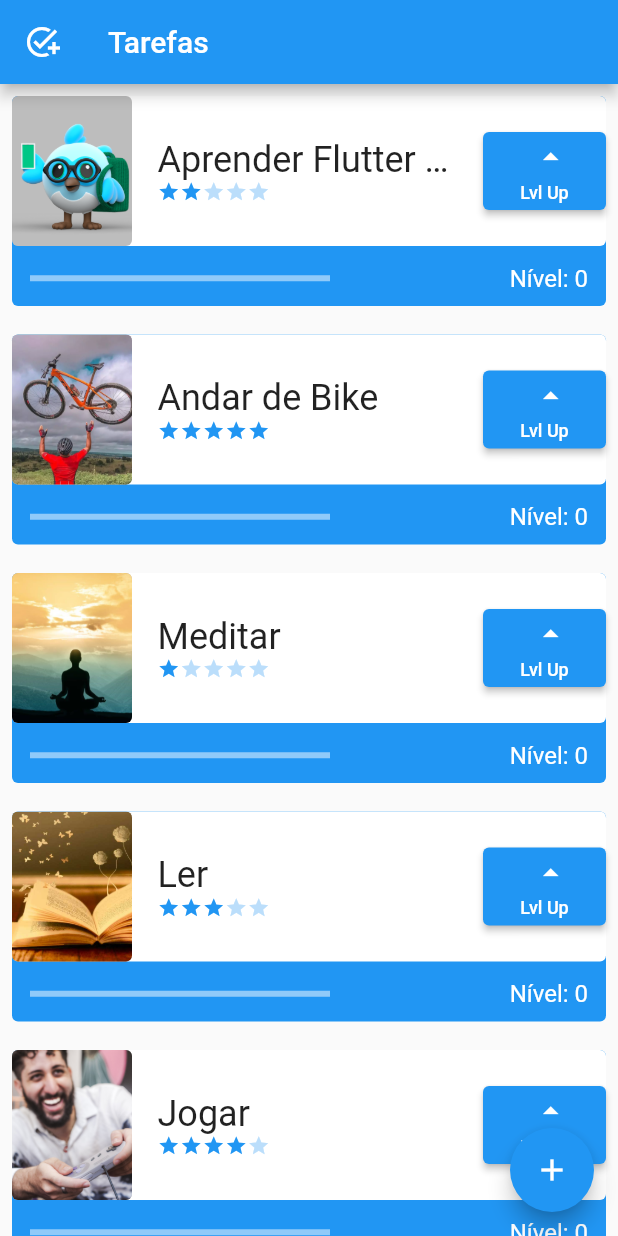
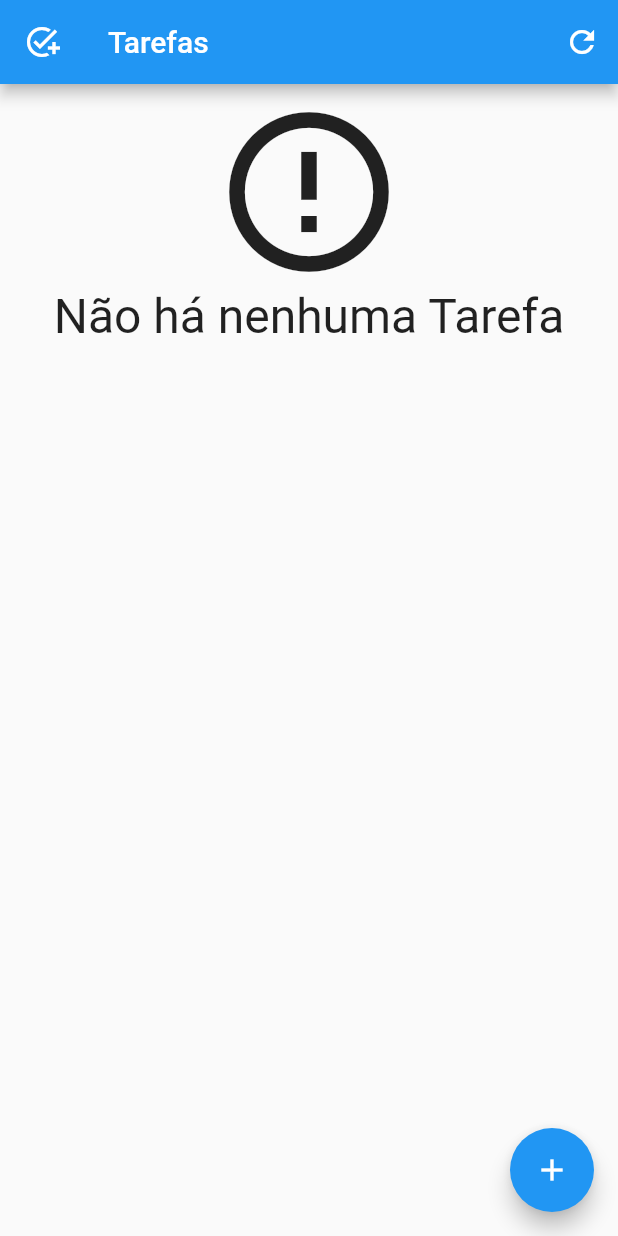
Before and after one commit to NicolasStorti/flutter-task, a Flutter app: the screen it shows after launch, on a phone screen of 412 x 824 dp. Run offline on Flutter 3.47's test engine with Material 2 defaults, Android fonts, the phone set to English and light mode, and no system bars; our stand-ins replace sqflite; accounts and stored records are empty.

```diff
--- a/lib/components/tasks.dart
+++ b/lib/components/tasks.dart
@@ -1,5 +1,7 @@
 import 'package:flutter/material.dart';
 import 'package:task_manager/components/dificulty.dart';
+
+import '../data/task_dao.dart';
 
 class Task extends StatefulWidget {
   final String nome;
@@ -92,6 +94,9 @@ class _TaskState extends State<Task> {
                       height: 52,
                       width: 82,
                       child: ElevatedButton(
+                        onLongPress: (){
+                          TaskDao().delete(widget.nome);
+                        },
                         onPressed: () {
                           setState(() {
                             widget.nivel++;
--- a/lib/data/task_dao.dart
+++ b/lib/data/task_dao.dart
@@ -2,7 +2,7 @@ import 'package:sqflite/sqflite.dart';
 import 'package:task_manager/components/tasks.dart';
 import 'package:task_manager/data/database.dart';
 
-class TaskDao{
+class TaskDao {
   static const String tableSql = 'CREATE TABLE $_tableName('
       '$_name TEXT,'
       '$_difficulty INTEGER,'
@@ -14,24 +14,59 @@ class TaskDao{
   static const String _difficulty = 'difficulty';
   static const String _image = 'image';
 
-  //save(Task tarefa) async{}
+  save(Task tarefa) async {
+    print('Iniciando o save: ');
 
-  Future<List<Task>> findAll() async{
+    final Database bancoDeDados = await getDatabase();
+    var itemExists = await find(tarefa.nome);
+
+    Map<String, dynamic> taskMap = toMap(tarefa);
+    if (itemExists.isEmpty) {
+      print('Tarefa não existia');
+      return await bancoDeDados.insert(_tableName, taskMap);
+    } else {
+      print('Tarefa já existia');
+      return await bancoDeDados.update(
+          _tableName,
+          taskMap,
+          where: '$_name = ?',
+          whereArgs: [tarefa.nome]
+      );
+    }
+  }
+
+  Map<String, dynamic> toMap(Task tarefa) {
+    print('Convertendo tarefa em Map: ');
+
+    final Map<String, dynamic> mapaDeTarefas = Map();
+
+    mapaDeTarefas[_name] = tarefa.nome;
+    mapaDeTarefas[_difficulty] = tarefa.dificuldade;
+    mapaDeTarefas[_image] = tarefa.foto;
+
+    print('Mapa de tarefas: $mapaDeTarefas');
+
+    return mapaDeTarefas;
+  }
+
+  Future<List<Task>> findAll() async {
     print('Acessando o findAll: ');
 
     final Database bancoDeDados = await getDatabase();
-    final List<Map<String, dynamic>> result = await bancoDeDados.query(_tableName);
+    final List<Map<String, dynamic>> result = await bancoDeDados.query(
+        _tableName);
 
     print('Procurando dados no banco de dados.. encontrado: $result');
 
     return toList(result);
   }
-  List<Task> toList(List<Map<String, dynamic>> mapaDeTarerfas){
+
+  List<Task> toList(List<Map<String, dynamic>> mapaDeTarerfas) {
     print('Convertendo to List');
 
     final List<Task> tarefas = [];
 
-    for(Map<String, dynamic> linha in mapaDeTarerfas){
+    for (Map<String, dynamic> linha in mapaDeTarerfas) {
       final Task tarefa = Task(linha[_name], linha[_image], linha[_difficulty]);
 
       tarefas.add(tarefa);
@@ -40,9 +75,9 @@ class TaskDao{
     return tarefas;
   }
 
-  Future<List<Task>> find(String nomeDaTarefa) async{
+  Future<List<Task>> find(String nomeDaTarefa) async {
     print('Acessando o find: ');
-    final Database bancoDeDados =  await getDatabase();
+    final Database bancoDeDados = await getDatabase();
     final List<Map<String, dynamic>> result = await bancoDeDados.query(
       _tableName, where: '$_name = ?',
       whereArgs: [nomeDaTarefa],
@@ -51,6 +86,14 @@ class TaskDao{
     return toList(result);
   }
 
-  //delete(String nomeDaTarefa) async{}
+  delete(String nomeDaTarefa) async {
+    print('Deletando a tarefa: $nomeDaTarefa');
+    final Database bancoDeDados = await getDatabase();
+    return bancoDeDados.delete(
+      _tableName,
+      where: '$_name = ?',
+      whereArgs:[nomeDaTarefa],
+    );
+  }
 
 }
--- a/lib/screens/tela_inicial.dart
+++ b/lib/screens/tela_inicial.dart
@@ -1,4 +1,6 @@
 import 'package:flutter/material.dart';
+import 'package:task_manager/components/tasks.dart';
+import 'package:task_manager/data/task_dao.dart';
 import 'package:task_manager/data/task_inherited.dart';
 import 'package:task_manager/screens/form_screen.dart';
 
@@ -14,19 +16,91 @@ class _InitialScreenState extends State<InitialScreen> {
   Widget build(BuildContext context) {
     return Scaffold(
       appBar: AppBar(
+        actions: [
+          IconButton(onPressed: (){setState(() {});}, icon: Icon(Icons.refresh)),
+        ],
         title: const Text('Tarefas'),
         leading: const Icon(Icons.add_task),
       ),
-      body: ListView(
-          children: TaskInherited.of(context).taskList,
+      body: Padding(
+        padding: EdgeInsets.only(top: 8, bottom: 70),
+        child: FutureBuilder(
+          future: TaskDao().findAll(),
+          builder: (context, snapshot) {
+            List<Task>? items = snapshot.data as List<Task>?;
+            switch (snapshot.connectionState) {
+              case ConnectionState.none:
+                return Center(
+                  child: Column(
+                    children: [
+                      CircularProgressIndicator(),
+                      Text('Cerregando'),
+                    ],
+                  ),
+                );
+                break;
+              case ConnectionState.waiting:
+                return Center(
+                  child: Column(
+                    children: [
+                      CircularProgressIndicator(),
+                      Text('Cerregando'),
+                    ],
+                  ),
+                );
+                break;
+              case ConnectionState.active:
+                return Center(
+                  child: Column(
+                    children: [
+                      CircularProgressIndicator(),
+                      Text('Cerregando'),
+                    ],
+                  ),
+                );
+                break;
+              case ConnectionState.done:
+                if (snapshot.hasData && items != null) {
+                  if (items.isNotEmpty) {
+                    return ListView.builder(
+                        itemCount: items.length,
+                        itemBuilder: (BuildContext context, int index) {
+                          final Task tarefa = items[index];
+                          return tarefa;
+                        });
+                  }
+                  return Center(
+                    child: Column(
+                      children: [
+                        Icon(Icons.error_outline, size: 128,),
+                        Text(
+                          'Não há nenhuma Tarefa',
+                          style: TextStyle(fontSize: 32),
+                        )
+                      ],
+                    ),
+                  );
+                }
+                return Text('Erro ao carregar Tarefas');
+                break;
+            }
+            return Text('Erro desconhecido');
+            //return Container();
+          },
+        ),
       ),
       floatingActionButton: FloatingActionButton(
         onPressed: () {
           Navigator.push(
             context,
             MaterialPageRoute(
-              builder: (contextNew) => FormScreen(taskContext: context,),
+              builder: (contextNew) => FormScreen(
+                taskContext: context,
+              ),
             ),
+          ).then((value) => setState((){
+            print('Recarregando a tela  inicial');
+          })
           );
         },
         child: const Icon(Icons.add),
```
Also changed, not shown: lib/screens/form_screen.dart (+3 -5 lines).
